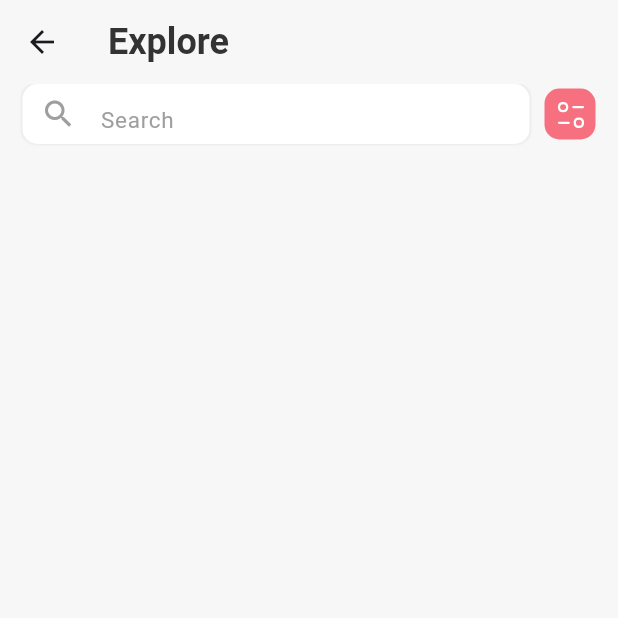
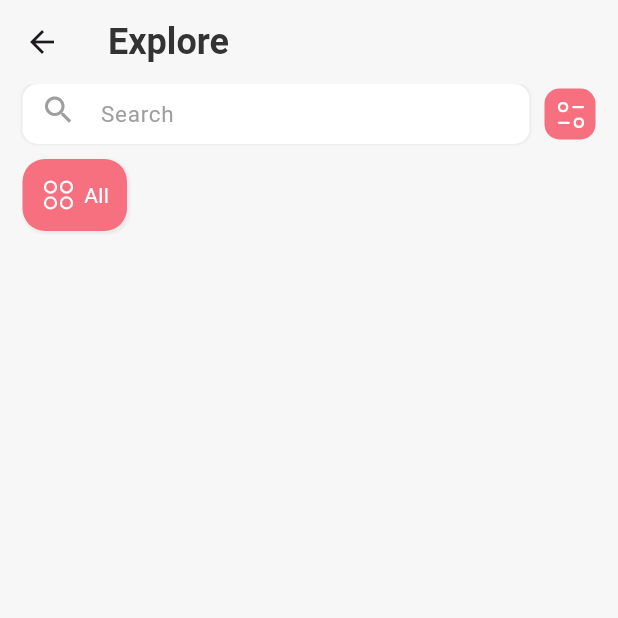
Before and after one commit to btxuyenhcmus/course-app, a Flutter app: the ExplorePage screen opened directly, on a phone screen of 412 x 824 dp, the top half of it. Run offline on Flutter 3.47's test engine with Material 3 defaults, Android fonts, the phone set to English and light mode, and no system bars; our stand-ins replace badges, cached_network_image, carousel_slider, flutter_svg; network calls fail.

Commit message:
[ADD] explore.dart: added getCategories widget

```diff
--- a/lib/screens/explore.dart
+++ b/lib/screens/explore.dart
@@ -1,5 +1,6 @@
 import 'package:flutter/material.dart';
 import 'package:flutter_application_1/theme/color.dart';
+import 'package:flutter_application_1/widgets/category_item.dart';
 import 'package:flutter_svg/svg.dart';
 
 class ExplorePage extends StatefulWidget {
@@ -22,13 +23,27 @@ class _ExplorePageState extends State<ExplorePage> {
           ),
           SliverToBoxAdapter(
             child: getSearchBox(),
+          ),
+          SliverToBoxAdapter(
+            child: getCategories(),
           )
         ],
       ),
     );
   }
 
-  getAppBar() {
+  getCategories() {
+    return SingleChildScrollView(
+      padding: EdgeInsets.only(left: 15, top: 10),
+      child: Row(
+        children: [
+          CategoryItem(),
+        ],
+      ),
+    );
+  }
+
+  Row getAppBar() {
     return Row(
       children: [
         Text(
@@ -51,6 +66,7 @@ class _ExplorePageState extends State<ExplorePage> {
           Expanded(
             child: Container(
               height: 40,
+              padding: EdgeInsets.only(bottom: 5),
               decoration: BoxDecoration(
                 color: Colors.white,
                 borderRadius: BorderRadius.circular(10),
--- a/lib/screens/root_app.dart
+++ b/lib/screens/root_app.dart
@@ -12,6 +12,8 @@ class RootApp extends StatefulWidget {
 }
 
 class _RootAppState extends State<RootApp> {
+  int _activePageIndex = 0;
+
   @override
   Widget build(BuildContext context) {
     return Scaffold(
@@ -22,7 +24,7 @@ class _RootAppState extends State<RootApp> {
 
   Widget buildBody() {
     return IndexedStack(
-      index: activePageIndex,
+      index: _activePageIndex,
       children: List.generate(
         tabItems.length,
         (index) => tabItems[index]["page"],
@@ -59,7 +61,6 @@ class _RootAppState extends State<RootApp> {
     },
   ];
 
-  int activePageIndex = 0;
   Widget buildBottomBar() {
     return Container(
       width: double.infinity,
@@ -83,31 +84,35 @@ class _RootAppState extends State<RootApp> {
         children: [
           BottomBarItem(
             icon: "assets/icons/home.svg",
-            isActive: true,
+            isActive: _activePageIndex == 0,
             onTap: () {
               onPageIndexChanged(0);
             },
           ),
           BottomBarItem(
             icon: "assets/icons/search.svg",
+            isActive: _activePageIndex == 1,
             onTap: () {
               onPageIndexChanged(1);
             },
           ),
           BottomBarItem(
             icon: "assets/icons/play.svg",
+            isActive: _activePageIndex == 2,
             onTap: () {
               onPageIndexChanged(2);
             },
           ),
           BottomBarItem(
             icon: "assets/icons/chat.svg",
+            isActive: _activePageIndex == 3,
             onTap: () {
               onPageIndexChanged(3);
             },
           ),
           BottomBarItem(
             icon: "assets/icons/profile.svg",
+            isActive: _activePageIndex == 4,
             onTap: () {
               onPageIndexChanged(4);
             },
@@ -117,9 +122,9 @@ class _RootAppState extends State<RootApp> {
     );
   }
 
-  onPageIndexChanged(index) {
+  void onPageIndexChanged(int index) {
     setState(() {
-      activePageIndex = index;
+      _activePageIndex = index;
     });
   }
 }
--- /dev/null
+++ b/lib/widgets/category_item.dart
@@ -0,0 +1,41 @@
+import 'package:flutter/material.dart';
+import 'package:flutter_application_1/theme/color.dart';
+import 'package:flutter_svg/svg.dart';
+
+class CategoryItem extends StatelessWidget {
+  const CategoryItem({super.key});
+
+  @override
+  Widget build(BuildContext context) {
+    return Container(
+      padding: EdgeInsets.all(12),
+      decoration: BoxDecoration(
+        color: AppColor.primary,
+        borderRadius: BorderRadius.circular(15),
+        boxShadow: [
+          BoxShadow(
+            color: AppColor.shadowColor.withOpacity(.05),
+            blurRadius: .5,
+            spreadRadius: .5,
+            offset: Offset(1, 1),
+          )
+        ],
+      ),
+      child: Row(
+        children: [
+          SvgPicture.asset(
+            "assets/icons/categories/all.svg",
+            color: Colors.white,
+          ),
+          SizedBox(
+            width: 5,
+          ),
+          Text(
+            "All",
+            style: TextStyle(color: Colors.white),
+          ),
+        ],
+      ),
+    );
+  }
+}
```
